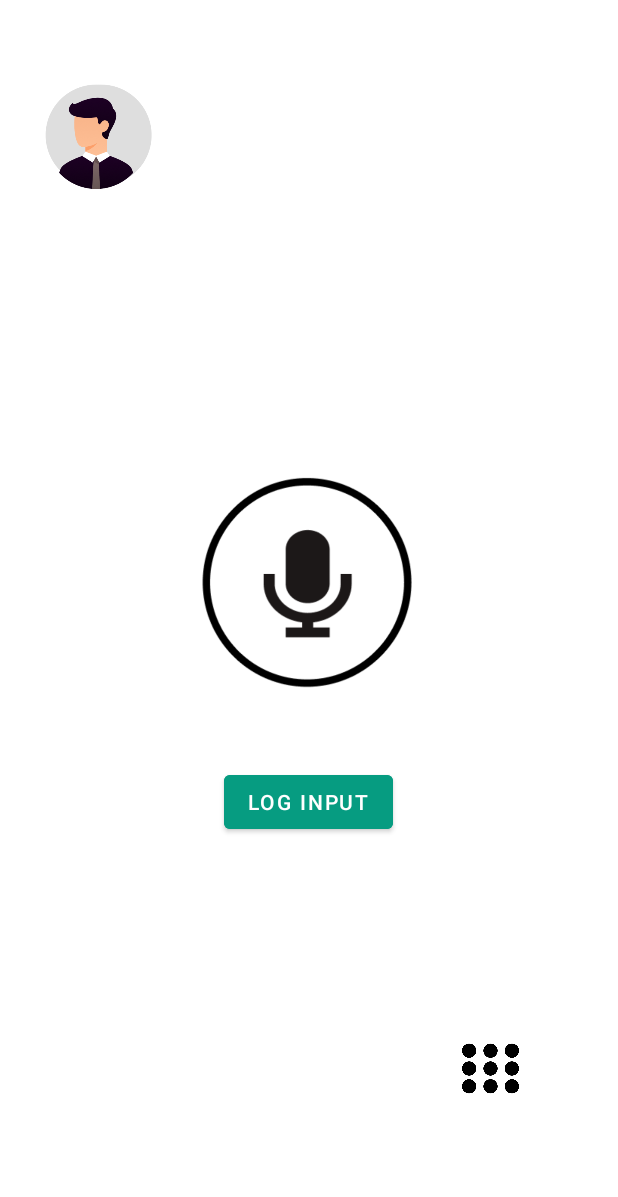
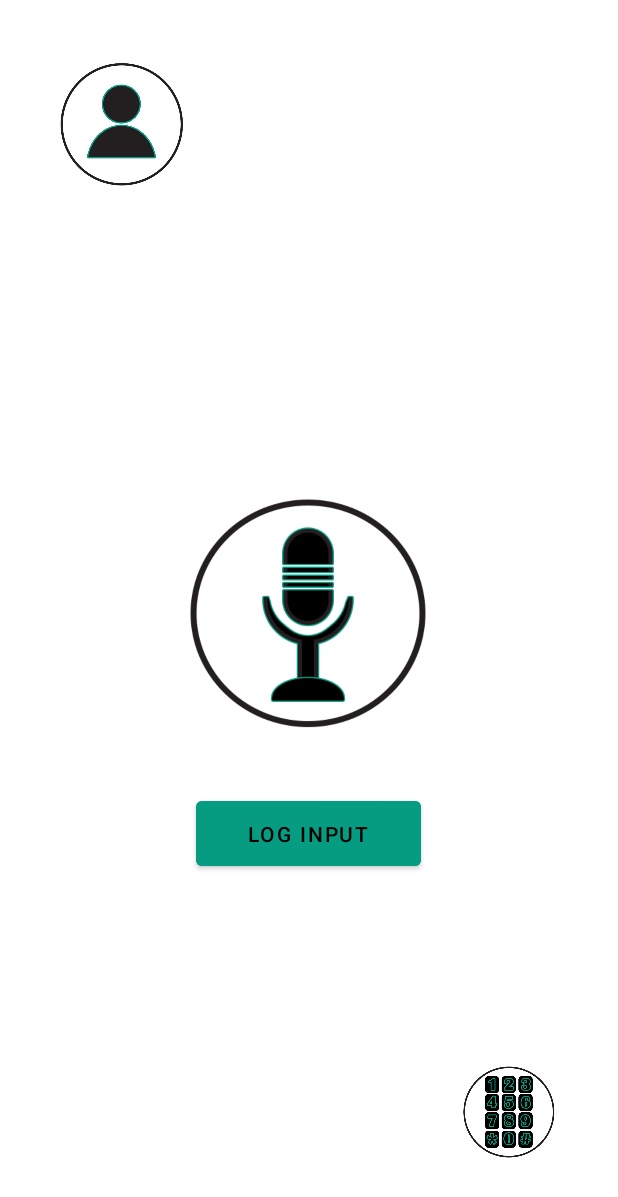
Before and after one commit to RGA797/OPENLOG, an Android app: the layout fragment_forside.xml on its own in the app's theme, with its tools: preview values and no code run, on a phone screen of 412 x 824 dp. Shown: the top 1197 px of the screen. Run offline under Robolectric (Android 15) with nearby library versions, the phone set to English and light mode, and no system bars.

Commit message:
Forside opdateret

```diff
--- a/app/src/main/res/layout/fragment_forside.xml
+++ b/app/src/main/res/layout/fragment_forside.xml
@@ -18,50 +18,19 @@
 
         <TextView
                 android:id="@+id/hilsenTekst"
-            android:layout_width="wrap_content"
-            android:layout_height="wrap_content"
+                android:layout_width="4dp"
+                android:layout_height="16dp"
                 android:text="@{@string/hilsen(dataViewModel.currentEmail)}"
                 android:textAppearance="@style/TextAppearance.AppCompat.Display1"
                 android:textColor="@color/black"
-            android:textSize="10sp"
+                android:textSize="16sp"
                 android:textStyle="bold"
                 app:layout_constraintBottom_toBottomOf="parent"
                 app:layout_constraintEnd_toEndOf="parent"
-            app:layout_constraintHorizontal_bias="0.58"
+                app:layout_constraintHorizontal_bias="0.393"
                 app:layout_constraintStart_toStartOf="parent"
                 app:layout_constraintTop_toTopOf="parent"
-            app:layout_constraintVertical_bias="0.089" />
-
-        <ImageButton
-            android:id="@+id/microphoneButton"
-            android:layout_width="166dp"
-            android:layout_height="176dp"
-            android:backgroundTint="@color/white"
-            android:contentDescription="TODO"
-            android:scaleType="fitStart"
-            android:src="@drawable/mik"
-            app:layout_constraintBottom_toBottomOf="parent"
-            app:layout_constraintEnd_toEndOf="parent"
-            app:layout_constraintHorizontal_bias="0.497"
-            app:layout_constraintStart_toStartOf="parent"
-            app:layout_constraintTop_toTopOf="parent"
-            app:layout_constraintVertical_bias="0.473"
-            tools:ignore="SpeakableTextPresentCheck" />
-
-        <ImageButton
-            android:id="@+id/profilButton"
-            android:layout_width="98dp"
-            android:layout_height="102dp"
-            android:backgroundTint="@color/white"
-            android:scaleType="fitStart"
-            android:src="@drawable/profil"
-            app:layout_constraintBottom_toBottomOf="parent"
-            app:layout_constraintEnd_toEndOf="parent"
-            app:layout_constraintHorizontal_bias="0.054"
-            app:layout_constraintStart_toStartOf="parent"
-            app:layout_constraintTop_toTopOf="parent"
-            app:layout_constraintVertical_bias="0.061"
-            tools:ignore="SpeakableTextPresentCheck" />
+                app:layout_constraintVertical_bias="0.068" />
 
         <TextView
                 android:id="@+id/speechText"
@@ -73,26 +42,12 @@
                 app:layout_constraintHorizontal_bias="0.498"
                 app:layout_constraintStart_toStartOf="parent"
                 app:layout_constraintTop_toTopOf="parent"
-            app:layout_constraintVertical_bias="0.31" />
-
-        <ImageButton
-            android:id="@+id/manuelIndtastningButton"
-            android:layout_width="62dp"
-            android:layout_height="64dp"
-            android:backgroundTint="@color/white"
-            android:scaleType="fitStart"
-            android:src="@drawable/tas"
-            app:layout_constraintBottom_toBottomOf="parent"
-            app:layout_constraintEnd_toEndOf="parent"
-            app:layout_constraintHorizontal_bias="0.845"
-            app:layout_constraintStart_toStartOf="parent"
-            app:layout_constraintTop_toTopOf="parent"
-            app:layout_constraintVertical_bias="0.899" />
+                app:layout_constraintVertical_bias="0.316" />
 
         <Button
                 android:id="@+id/logButton"
-            android:layout_width="wrap_content"
-            android:layout_height="wrap_content"
+                android:layout_width="150dp"
+                android:layout_height="55dp"
                 android:backgroundTint="#069C81"
                 android:text="Log input"
                 app:layout_constraintBottom_toBottomOf="parent"
@@ -100,7 +55,50 @@
                 app:layout_constraintHorizontal_bias="0.498"
                 app:layout_constraintStart_toStartOf="parent"
                 app:layout_constraintTop_toTopOf="parent"
-            app:layout_constraintVertical_bias="0.658" />
+                android:textColor="@color/black"
+                app:layout_constraintVertical_bias="0.687" />
+
+        <ImageButton
+                android:layout_width="130dp"
+                android:layout_height="130dp"
+                app:srcCompat="@drawable/profilny"
+                android:id="@+id/profilButton"
+                android:scaleType="fitStart"
+                android:backgroundTint="@color/white"
+                app:layout_constraintBottom_toBottomOf="parent"
+                app:layout_constraintEnd_toEndOf="parent"
+                app:layout_constraintTop_toTopOf="parent"
+                app:layout_constraintStart_toStartOf="parent"
+                app:layout_constraintHorizontal_bias="0.056"
+                app:layout_constraintVertical_bias="0.026" />
+
+        <ImageButton
+                android:layout_width="300dp"
+                android:layout_height="300dp"
+                app:srcCompat="@drawable/mikrofonny"
+                android:id="@+id/microphoneButton"
+                android:scaleType="fitStart"
+                android:backgroundTint="@color/white"
+                app:layout_constraintTop_toTopOf="parent"
+                app:layout_constraintBottom_toBottomOf="parent"
+                app:layout_constraintStart_toStartOf="parent"
+                app:layout_constraintEnd_toEndOf="parent"
+                app:layout_constraintHorizontal_bias="0.495"
+                app:layout_constraintVertical_bias="0.498" />
+
+        <ImageButton
+                android:layout_width="100dp"
+                android:layout_height="100dp"
+                app:srcCompat="@drawable/keyboard"
+                android:scaleType="fitStart"
+                android:backgroundTint="@color/white"
+                app:layout_constraintEnd_toEndOf="parent"
+                app:layout_constraintStart_toStartOf="parent"
+                app:layout_constraintTop_toTopOf="parent"
+                app:layout_constraintBottom_toBottomOf="parent"
+                app:layout_constraintHorizontal_bias="0.93"
+                app:layout_constraintVertical_bias="0.956"
+                android:id="@+id/manuelIndtastingButton" />
 
     </androidx.constraintlayout.widget.ConstraintLayout>
 </layout>
```
Also changed, not shown: app/src/main/res/drawable/ikon1.png (deleted), app/src/main/res/drawable/insulin.PNG (renamed from app/src/main/res/drawable/in.PNG), app/src/main/res/drawable/keyboard.png (added), app/src/main/res/drawable/mik.PNG (deleted), app/src/main/res/drawable/mikrofonny.png (added), app/src/main/res/drawable/prikker.PNG (deleted), app/src/main/res/drawable/profil.PNG (deleted), app/src/main/res/drawable/profilny.png (added), app/src/main/res/drawable/tas.png (deleted). Lines whose indentation alone changed are shown as unchanged.
